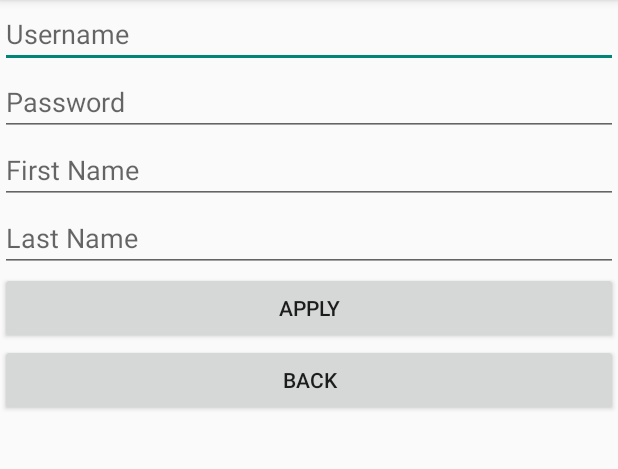
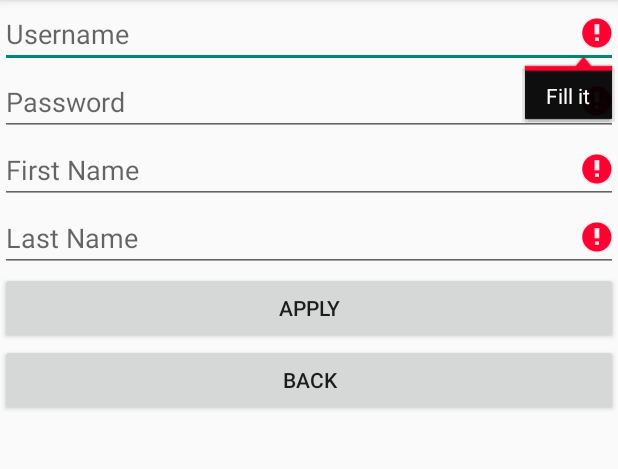
Before and after one commit to cigiol/DosPuntos, an Android app: the SignUpEmployeeActivity screen opened directly, with no data from a screen before it, after a tap on "APPLY", on a phone screen of 412 x 824 dp, the part 84-553 px from its top. Run offline under Robolectric (Android 15) with nearby library versions, the phone set to English and light mode, and no system bars; our stand-ins replace Firebase (no records; nobody signed in at launch, a user with empty details on screens opened directly).

Commit message:
The End Game Over

```diff
--- a/app/src/main/java/com/example/yavuz/dospuntos/SignUpEmployeeActivity.java
+++ b/app/src/main/java/com/example/yavuz/dospuntos/SignUpEmployeeActivity.java
@@ -40,10 +40,40 @@ public class SignUpEmployeeActivity extends Activity {
         fn = findViewById(R.id.employeeSignUpFNameETxt);
         ln = findViewById(R.id.employeeSignUpLNameETxt);
 
+
+
+
     }
 
     public void applyClick(View view){
+        boolean[] check={true,true,true,true};
+        final String uName = un.getText().toString().trim();
+        final boolean[] usernameExist = {false,false,false};
+        final String pw1 = pw.getText().toString();
+        final String firstName = fn.getText().toString();
+        final String lastName = ln.getText().toString();
 
+        if(uName.isEmpty()) {
+            check[0]=false;
+            un.setError("Fill it");
+        }
+        if(pw1.isEmpty()) {
+            check[1]=false;
+            pw.setError("Fill it");
+
+        }
+        if(firstName.isEmpty()) {
+            check[2]=false;
+            fn.setError("Fill it");
+
+        }
+        if(lastName.isEmpty()) {
+            check[3]=false;
+            ln.setError("Fill it");
+        }
+
+        if(check[0]&&check[1]&&check[2]&&check[3]&&check[4]&&check[5])
+        {
             firebaseDatabase = FirebaseDatabase.getInstance();
             myRef = firebaseDatabase.getReference();
 
@@ -71,10 +101,12 @@ public class SignUpEmployeeActivity extends Activity {
 
                 }
             });
+
+        }
+
     }
 
     public void backClick(View view){
-        Intent employeeSignUpIntent = new Intent(SignUpEmployeeActivity.this,WelcomeActivity.class);
-        startActivity(employeeSignUpIntent);
+        finish();
     }
 }
--- a/app/src/main/res/layout/activity_create_shopping_list.xml
+++ b/app/src/main/res/layout/activity_create_shopping_list.xml
@@ -8,7 +8,7 @@
     tools:context=".CreateShoppingListActivity">
 
     <LinearLayout
-        android:layout_width="wrap_content"
+        android:layout_width="match_parent"
         android:layout_height="210dp"
         android:orientation="vertical">
         <TextView
@@ -24,7 +24,7 @@
             android:inputType="number" />
         <ListView
             android:id="@+id/createShoppingListProductListView"
-            android:layout_width="wrap_content"
+            android:layout_width="match_parent"
             android:layout_height="wrap_content"></ListView>
     </LinearLayout>
     <TextView
--- a/app/src/main/res/layout/activity_customer_settings.xml
+++ b/app/src/main/res/layout/activity_customer_settings.xml
@@ -26,7 +26,9 @@
         android:id="@+id/customerSettingsEmailETxt"
         android:layout_width="match_parent"
         android:layout_height="wrap_content"
-        android:hint="Email"/>
+        android:hint="Email"
+        android:inputType="textEmailAddress"
+        />
     <EditText
         android:id="@+id/customerSettingsPasswordETxt"
         android:layout_width="match_parent"
@@ -41,7 +43,7 @@
         <Spinner
             android:id="@+id/CostumerCards"
             android:layout_width="140dp"
-            android:layout_height="47dp"
+            android:layout_height="101dp"
             android:layout_weight="1" />
 
         <Button
--- a/app/src/main/res/layout/activity_login.xml
+++ b/app/src/main/res/layout/activity_login.xml
@@ -16,6 +16,7 @@
         android:id="@+id/loginPasswordETxt"
         android:layout_width="match_parent"
         android:layout_height="wrap_content"
+        android:inputType="textPassword"
         android:hint="Password"/>
     <Button
         android:id="@+id/loginLoginBtn"
--- a/app/src/main/res/layout/activity_new_client.xml
+++ b/app/src/main/res/layout/activity_new_client.xml
@@ -8,7 +8,7 @@
     tools:context=".NewClientActivity">
 
     <LinearLayout
-        android:layout_width="wrap_content"
+        android:layout_width="match_parent"
         android:layout_height="190dp"
         android:orientation="vertical">
         <TextView
@@ -24,7 +24,7 @@
             android:inputType="number" />
         <ListView
             android:id="@+id/newClientProductListView"
-            android:layout_width="wrap_content"
+            android:layout_width="match_parent"
             android:layout_height="wrap_content"></ListView>
     </LinearLayout>
     <TextView
@@ -54,7 +54,7 @@
         android:id="@+id/newClientEmailETxt"
         android:layout_width="match_parent"
         android:layout_height="wrap_content"
-        android:hint="Email"/>
+        android:hint="Username" />
     <EditText
         android:id="@+id/newClientCardNumberETxt"
         android:layout_width="match_parent"
--- a/app/src/main/res/layout/all_view.xml
+++ b/app/src/main/res/layout/all_view.xml
@@ -18,8 +18,10 @@
         android:id="@+id/productName"
         android:layout_width="213dp"
         android:layout_height="39dp"
+        android:layout_marginStart="8dp"
         android:layout_marginEnd="8dp"
         android:text="TextView"
-        app:layout_constraintEnd_toStartOf="@+id/priceName"
+        app:layout_constraintEnd_toEndOf="parent"
+        app:layout_constraintStart_toStartOf="parent"
         tools:layout_editor_absoluteY="6dp" />
 </android.support.constraint.ConstraintLayout>
```
Also changed, not shown: app/src/main/java/com/example/yavuz/dospuntos/CustomerActivity.java (+9 -1 lines), app/src/main/java/com/example/yavuz/dospuntos/CustomerSettingsActivity.java (+23 -4 lines), app/src/main/java/com/example/yavuz/dospuntos/EmployeeActivity.java (+8 -1 lines), app/src/main/java/com/example/yavuz/dospuntos/NewClientActivity.java (+53 -23 lines), app/src/main/java/com/example/yavuz/dospuntos/signUpCustomer.java (+37 -2 lines). Lines whose indentation alone changed are shown as unchanged.
